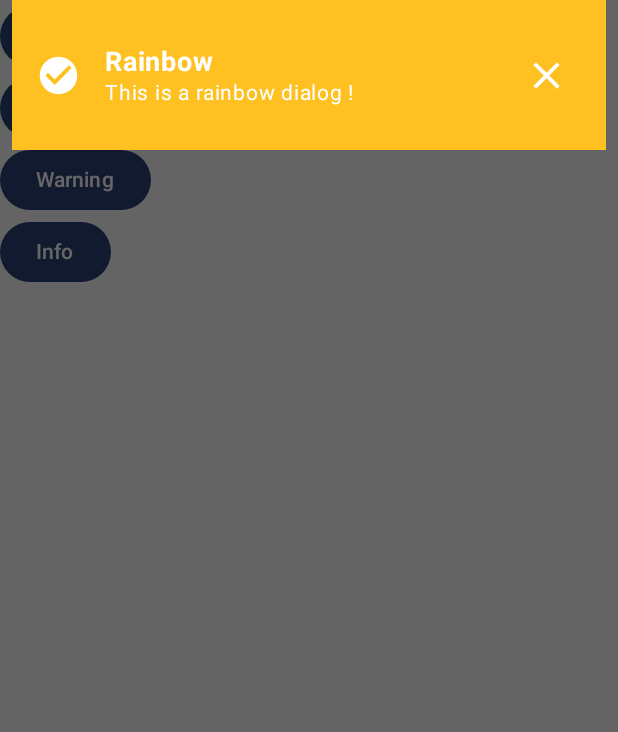
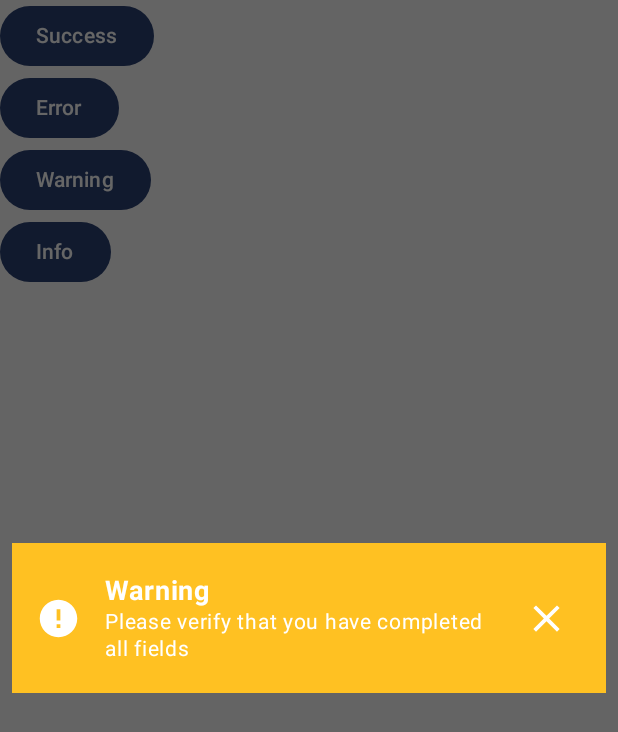
Before and after one commit to airalpha/AestheticDialogs, an Android app built with Jetpack Compose: the screen it shows after launch (MainActivity), after a tap on "Warning", on a phone screen of 412 x 824 dp. Shown: the top 732 px of the screen. Run offline under Robolectric (Android 15) with nearby library versions, the phone set to English and light mode, and no system bars.

Commit message:
rainbow dialog

```diff
--- a/AestheticDialogs/src/main/java/com/airalpha/aestheticdialogs/AestheticDialogManager.kt
+++ b/AestheticDialogs/src/main/java/com/airalpha/aestheticdialogs/AestheticDialogManager.kt
@@ -6,9 +6,9 @@ import kotlinx.coroutines.flow.MutableSharedFlow
 import kotlinx.coroutines.flow.MutableStateFlow
 
 object AestheticDialogManager {
-    val dialogs = mutableStateListOf<AestheticDialogs>()
+    val dialogs = mutableStateListOf<AestheticDialogs.Builder>()
 
-    fun showDialog(dialog: AestheticDialogs) {
+    fun showDialog(dialog: AestheticDialogs.Builder) {
         dialogs.add(dialog)
     }
 }
--- a/AestheticDialogs/src/main/java/com/airalpha/aestheticdialogs/AestheticDialogs.kt
+++ b/AestheticDialogs/src/main/java/com/airalpha/aestheticdialogs/AestheticDialogs.kt
@@ -48,13 +48,14 @@ import kotlinx.coroutines.flow.collect
 import kotlinx.coroutines.flow.filterNotNull
 import kotlinx.coroutines.launch
 
-class AestheticDialogs(
+class AestheticDialogs {
+    class Builder(
+        //Necessary parameters
         val dialogStyle: DialogStyle,
         val dialogType: DialogType
     ) {
         var title = "Title"
         var message = "Message"
-
 
         /**
          * Set dialog title text
@@ -62,9 +63,8 @@ class AestheticDialogs(
          * @param title
          * @return this, for chaining.
          */
-    fun setTitle(title: String): AestheticDialogs {
+        fun setTitle(title: String) = apply {
             this.title = title
-        return this
         }
 
         /**
@@ -73,21 +73,18 @@ class AestheticDialogs(
          * @param message
          * @return this, for chaining.
          */
-    fun setMessage(message: String): AestheticDialogs {
+        fun setMessage(message: String) = apply {
             this.message = message
-        return this
         }
 
         fun show() {
             AestheticDialogManager.showDialog(this)
         }
     }
+}
 
 @Composable
 fun AestheticDialogsComponent() {
-    val scope = rememberCoroutineScope()
-    var visible by remember { mutableStateOf(true) }
-
     AestheticDialogManager.dialogs.forEach {
         when (it.dialogStyle) {
             DialogStyle.RAINBOW -> {
@@ -105,7 +102,7 @@ fun AestheticDialogsComponent() {
 }
 
 @Composable
-fun RainBowDialog(dialog: AestheticDialogs, onDismissRequest: () -> Unit) {
+fun RainBowDialog(dialog: AestheticDialogs.Builder, onDismissRequest: () -> Unit) {
     Dialog(
         onDismissRequest = {
             onDismissRequest()
@@ -116,7 +113,7 @@ fun RainBowDialog(dialog: AestheticDialogs, onDismissRequest: () -> Unit) {
         )
     ) {
         Box(
-            modifier = Modifier.fillMaxSize(),
+            modifier = Modifier.fillMaxWidth(),
             contentAlignment = Alignment.TopCenter
         ) {
             Row(
@@ -142,7 +139,14 @@ fun RainBowDialog(dialog: AestheticDialogs, onDismissRequest: () -> Unit) {
                     horizontalArrangement = Arrangement.spacedBy(16.dp)
                 ) {
                     Icon(
-                        painter = painterResource(id = R.drawable.ic_check_circle_green_24dp),
+                        painter = painterResource(
+                            id = when (dialog.dialogType) {
+                                DialogType.SUCCESS -> R.drawable.ic_check_circle_green_24dp
+                                DialogType.ERROR -> R.drawable.ic_error_red_24dp
+                                DialogType.WARNING -> R.drawable.ic_warning_orange_24dp
+                                DialogType.INFO -> R.drawable.ic_info_blue_24dp
+                            }
+                        ),
                         contentDescription = "Success",
                         modifier = Modifier.size(30.dp),
                         tint = colorResource(id = R.color.md_white_1000)
--- a/app/src/main/java/com/airalpha/sample/MainActivity.kt
+++ b/app/src/main/java/com/airalpha/sample/MainActivity.kt
@@ -24,39 +24,48 @@ class MainActivity : ComponentActivity() {
     override fun onCreate(savedInstanceState: Bundle?) {
         super.onCreate(savedInstanceState)
         setContent {
+            val errorMessage = "A failure occurred during registration"
+            val successMessage = "The message was sent successfully !"
+            val warningMessage = "Please verify that you have completed all fields"
+            val infoMessage = "Your request has been updated"
+            val infoTitle = "Info"
+            val successTitle = "Success"
+            val errorTitle = "Error"
+            val warningTitle = "Warning"
+
             AestheticDialogsTheme {
                 // A surface container using the 'background' color from the theme
                 Column(
                     modifier = Modifier.fillMaxSize(),
                 ) {
                     Button(onClick = {
-                        AestheticDialogs(DialogStyle.RAINBOW, DialogType.SUCCESS)
-                            .setTitle("Rainbow")
-                            .setMessage("This is a rainbow dialog !")
+                        AestheticDialogs.Builder(DialogStyle.RAINBOW, DialogType.SUCCESS)
+                            .setTitle(successTitle)
+                            .setMessage(successMessage)
                             .show()
                     }) {
                         Text(text = "Success")
                     }
                     Button(onClick = {
-                        AestheticDialogs(DialogStyle.RAINBOW, DialogType.ERROR)
-                            .setTitle("Rainbow")
-                            .setMessage("This is a rainbow dialog !")
+                        AestheticDialogs.Builder(DialogStyle.RAINBOW, DialogType.ERROR)
+                            .setTitle(errorTitle)
+                            .setMessage(errorMessage)
                             .show()
                     }) {
                         Text(text = "Error")
                     }
                     Button(onClick = {
-                        AestheticDialogs(DialogStyle.RAINBOW, DialogType.WARNING)
-                            .setTitle("Rainbow")
-                            .setMessage("This is a rainbow dialog !")
+                        AestheticDialogs.Builder(DialogStyle.RAINBOW, DialogType.WARNING)
+                            .setTitle(warningTitle)
+                            .setMessage(warningMessage)
                             .show()
                     }) {
                         Text(text = "Warning")
                     }
                     Button(onClick = {
-                        AestheticDialogs(DialogStyle.RAINBOW, DialogType.INFO)
-                            .setTitle("Rainbow")
-                            .setMessage("This is a rainbow dialog !")
+                        AestheticDialogs.Builder(DialogStyle.RAINBOW, DialogType.INFO)
+                            .setTitle(infoTitle)
+                            .setMessage(infoMessage)
                             .show()
                     }) {
                         Text(text = "Info")
```
Lines whose indentation alone changed are shown as unchanged.
